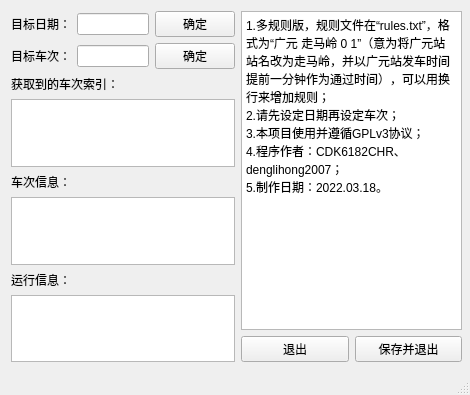
Before: the Qt Designer form gui.ui in denglihong2007/Parsing_12306, drawn with Qt 5.
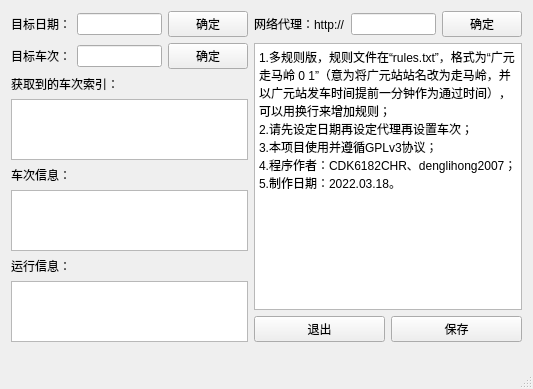
After: the same form once the commit is applied.

Commit message: 2022.03.26 U50：支持自定义保存路径并设置代理。

```diff
--- a/gui.ui
+++ b/gui.ui
@@ -6,8 +6,8 @@
    <rect>
     <x>0</x>
     <y>0</y>
-    <width>470</width>
-    <height>395</height>
+    <width>533</width>
+    <height>389</height>
    </rect>
   </property>
   <property name="windowTitle">
@@ -19,43 +19,47 @@
      <rect>
       <x>11</x>
       <y>11</y>
-      <width>451</width>
-      <height>351</height>
+      <width>511</width>
+      <height>331</height>
      </rect>
     </property>
-    <layout class="QHBoxLayout" name="horizontalLayout_2">
+    <layout class="QHBoxLayout" name="horizontalLayout_5">
      <item>
-      <layout class="QVBoxLayout" name="verticalLayout_3">
+      <layout class="QVBoxLayout" name="verticalLayout_5">
        <item>
-        <layout class="QGridLayout" name="gridLayout">
-         <item row="0" column="0">
+        <layout class="QHBoxLayout" name="horizontalLayout_3">
+         <item>
           <widget class="QLabel" name="label">
            <property name="text">
             <string>目标日期：</string>
            </property>
           </widget>
          </item>
-         <item row="0" column="1">
+         <item>
           <widget class="QLineEdit" name="date"/>
          </item>
-         <item row="0" column="2">
+         <item>
           <widget class="QPushButton" name="sure_date">
            <property name="text">
             <string>确定</string>
            </property>
           </widget>
          </item>
-         <item row="1" column="0">
+        </layout>
+       </item>
+       <item>
+        <layout class="QHBoxLayout" name="horizontalLayout_2">
+         <item>
           <widget class="QLabel" name="label_2">
            <property name="text">
             <string>目标车次：</string>
            </property>
           </widget>
          </item>
-         <item row="1" column="1">
+         <item>
           <widget class="QLineEdit" name="train_number"/>
          </item>
-         <item row="1" column="2">
+         <item>
           <widget class="QPushButton" name="sure_train_number">
            <property name="text">
             <string>确定</string>
@@ -65,7 +69,7 @@
         </layout>
        </item>
        <item>
-        <layout class="QVBoxLayout" name="verticalLayout_2">
+        <layout class="QVBoxLayout" name="verticalLayout_4">
          <item>
           <widget class="QLabel" name="label_3">
            <property name="text">
@@ -76,6 +80,10 @@
          <item>
           <widget class="QTextBrowser" name="search_info"/>
          </item>
+        </layout>
+       </item>
+       <item>
+        <layout class="QVBoxLayout" name="verticalLayout_3">
          <item>
           <widget class="QLabel" name="label_5">
            <property name="text">
@@ -86,6 +94,10 @@
          <item>
           <widget class="QTextBrowser" name="train_show"/>
          </item>
+        </layout>
+       </item>
+       <item>
+        <layout class="QVBoxLayout" name="verticalLayout_2">
          <item>
           <widget class="QLabel" name="label_6">
            <property name="text">
@@ -110,6 +122,27 @@
      </item>
      <item>
       <layout class="QVBoxLayout" name="verticalLayout">
+       <item>
+        <layout class="QHBoxLayout" name="horizontalLayout">
+         <item>
+          <widget class="QLabel" name="label_4">
+           <property name="text">
+            <string>网络代理：http://</string>
+           </property>
+          </widget>
+         </item>
+         <item>
+          <widget class="QLineEdit" name="porxy"/>
+         </item>
+         <item>
+          <widget class="QPushButton" name="sure_proxy">
+           <property name="text">
+            <string>确定</string>
+           </property>
+          </widget>
+         </item>
+        </layout>
+       </item>
        <item>
         <widget class="QTextBrowser" name="textBrowser">
          <property name="html">
@@ -118,7 +151,7 @@
 p, li { white-space: pre-wrap; }
 &lt;/style&gt;&lt;/head&gt;&lt;body style=&quot; font-family:'SimSun'; font-size:9pt; font-weight:400; font-style:normal;&quot;&gt;
 &lt;p style=&quot; margin-top:0px; margin-bottom:0px; margin-left:0px; margin-right:0px; -qt-block-indent:0; text-indent:0px;&quot;&gt;1.多规则版，规则文件在“rules.txt”，格式为“广元 走马岭 0 1”（意为将广元站站名改为走马岭，并以广元站发车时间提前一分钟作为通过时间），可以用换行来增加规则；&lt;/p&gt;
-&lt;p style=&quot; margin-top:0px; margin-bottom:0px; margin-left:0px; margin-right:0px; -qt-block-indent:0; text-indent:0px;&quot;&gt;2.请先设定日期再设定车次；&lt;/p&gt;
+&lt;p style=&quot; margin-top:0px; margin-bottom:0px; margin-left:0px; margin-right:0px; -qt-block-indent:0; text-indent:0px;&quot;&gt;2.请先设定日期再设定代理再设置车次；&lt;/p&gt;
 &lt;p style=&quot; margin-top:0px; margin-bottom:0px; margin-left:0px; margin-right:0px; -qt-block-indent:0; text-indent:0px;&quot;&gt;3.本项目使用并遵循GPLv3协议；&lt;/p&gt;
 &lt;p style=&quot; margin-top:0px; margin-bottom:0px; margin-left:0px; margin-right:0px; -qt-block-indent:0; text-indent:0px;&quot;&gt;4.程序作者：CDK6182CHR、denglihong2007；&lt;/p&gt;
 &lt;p style=&quot; margin-top:0px; margin-bottom:0px; margin-left:0px; margin-right:0px; -qt-block-indent:0; text-indent:0px;&quot;&gt;5.制作日期：2022.03.18。&lt;/p&gt;&lt;/body&gt;&lt;/html&gt;</string>
@@ -126,7 +159,7 @@
         </widget>
        </item>
        <item>
-        <layout class="QHBoxLayout" name="horizontalLayout">
+        <layout class="QHBoxLayout" name="horizontalLayout_4">
          <item>
           <widget class="QPushButton" name="quit">
            <property name="text">
@@ -135,9 +168,9 @@
           </widget>
          </item>
          <item>
-          <widget class="QPushButton" name="save_quit">
+          <widget class="QPushButton" name="save">
            <property name="text">
-            <string>保存并退出</string>
+            <string>保存</string>
            </property>
           </widget>
          </item>
```
Left out of the diff: 4 changed lines with no effect on the pictures. The commit also changes 3 other files.
